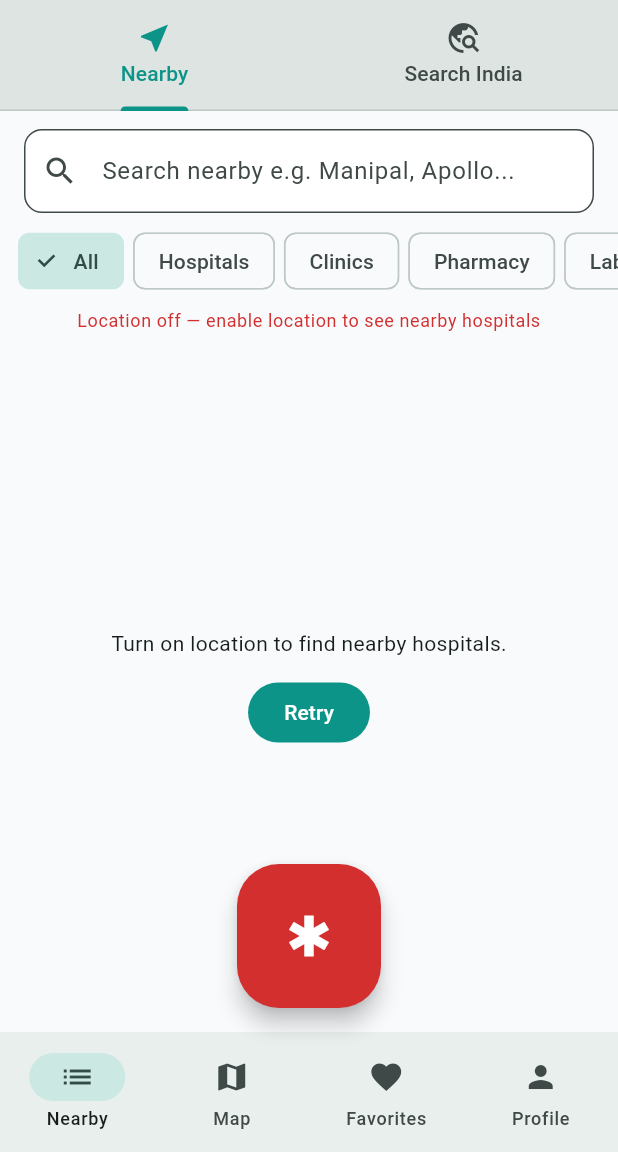
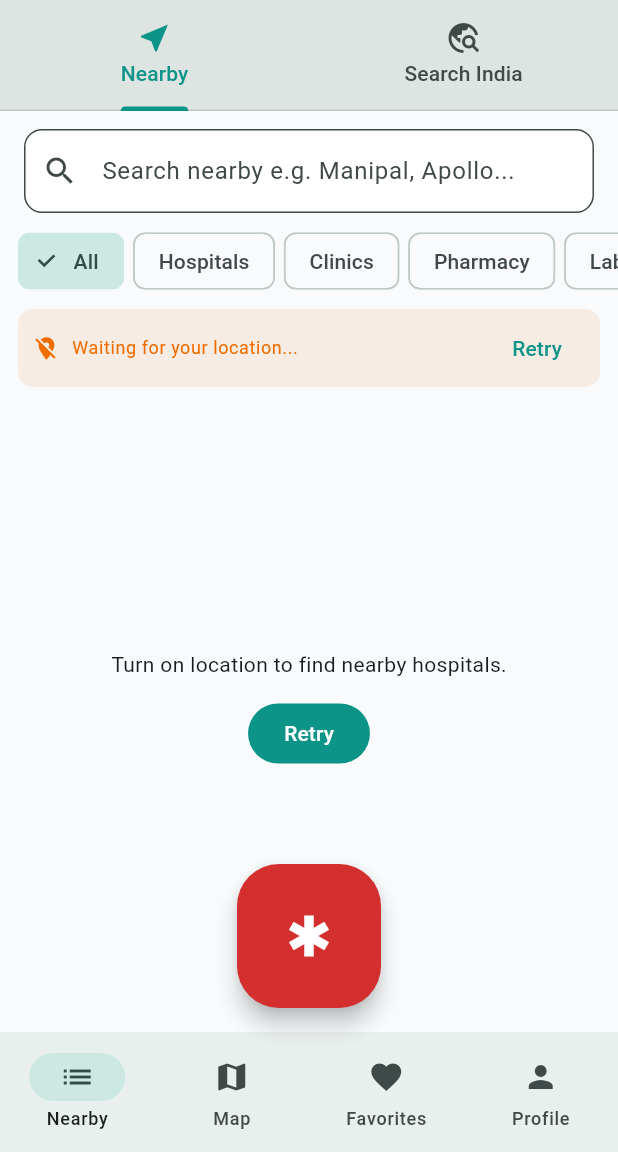
Before and after one commit to HARSHPARMAR1281/carefind, a Flutter app: the screen it shows after launch, after a tap on "Sign In", after a tap on "Continue as Guest", on a phone screen of 412 x 824 dp, the part 84-1236 px from its top. Run offline on Flutter 3.47's test engine with Material 3 defaults, Android fonts, the phone set to English and light mode, and no system bars; our stand-ins replace connectivity_plus, flutter_map, geolocator, latlong2, shared_preferences, sqflite and 1 more; accounts and stored records are empty.

Commit message:
Fix location permission prompt and make Nearby results visibly location-based
- Permission: use Geolocator as the single source of truth; the splash
  screen shows the system "Allow location?" dialog, and if that is not
  possible explains why (permission blocked / GPS off) with a button that
  opens the right settings screen. The follow-up request is awaited so it
  cannot collide with the app's own location request
- Nearby tab: a status line always shows which location the list is based
  on (live GPS / last known) with Allow / Open settings / Turn on / Retry
  buttons when location is unavailable
- Nearby list: "Nearest" (default) / "Top ranked" toggle; header shows the
  search radius that was used
- Returning to the app without a live fix always searches again (e.g. after
  allowing location in settings)
- Guard the location step so a failed permission request cannot leave the
  list loading forever

Co-Authored-By: Claude Sonnet 5.5 <noreply@anthropic.com>
Claude-Session: https://claude.ai/code/session_01DSFjyCFXF83zhFCEhAMRpq

```diff
--- a/lib/core/utils/permission_utils.dart
+++ b/lib/core/utils/permission_utils.dart
@@ -1,13 +1,50 @@
 import 'package:geolocator/geolocator.dart';
-import 'package:permission_handler/permission_handler.dart';
+
+/// Why location is, or is not, available right now.
+enum LocationAccess {
+  /// Permission given and GPS is on.
+  granted,
+
+  /// Permission not given yet (or refused once); the system dialog can still
+  /// be shown.
+  denied,
+
+  /// Refused with "don't ask again"; only the app settings can change it.
+  deniedForever,
+
+  /// Permission is fine but the phone's location/GPS switch is off.
+  serviceOff,
+}
 
 class PermissionUtils {
+  /// Current state, without showing any dialog.
+  static Future<LocationAccess> locationAccess() async {
+    final permission = await Geolocator.checkPermission();
+    if (permission == LocationPermission.deniedForever) {
+      return LocationAccess.deniedForever;
+    }
+    if (permission == LocationPermission.denied ||
+        permission == LocationPermission.unableToDetermine) {
+      return LocationAccess.denied;
+    }
+    final serviceOn = await Geolocator.isLocationServiceEnabled();
+    return serviceOn ? LocationAccess.granted : LocationAccess.serviceOff;
+  }
+
+  /// Shows the system "Allow location?" dialog if permission is still
+  /// undecided, then reports the resulting state.
+  static Future<LocationAccess> requestLocationAccess() async {
+    final permission = await Geolocator.checkPermission();
+    if (permission == LocationPermission.denied) {
+      await Geolocator.requestPermission();
+    }
+    return locationAccess();
+  }
+
   static Future<bool> requestLocationPermission() async {
-    final status = await Permission.locationWhenInUse.request();
-    if (status.isGranted) return true;
-    final permission = await Geolocator.checkPermission();
-    return permission == LocationPermission.always ||
-        permission == LocationPermission.whileInUse;
+    final access = await requestLocationAccess();
+    return access == LocationAccess.granted ||
+        access == LocationAccess.serviceOff;
   }
 
   static Future<bool> isLocationGranted() async {
--- a/lib/providers/hospital_provider.dart
+++ b/lib/providers/hospital_provider.dart
@@ -6,6 +6,7 @@ import 'package:geolocator/geolocator.dart';
 import '../config/app_config.dart';
 import '../core/utils/location_storage.dart';
 import '../core/utils/location_utils.dart';
+import '../core/utils/permission_utils.dart';
 import '../data/models/hospital.dart';
 import '../data/models/map_mode.dart';
 import '../data/models/nearby_filters.dart';
@@ -40,6 +41,8 @@ class HospitalProvider extends ChangeNotifier {
   NearbyFilters _nearbyFilters = const NearbyFilters();
   MapDisplayState _mapState = const MapDisplayState();
   bool _openMapTabRequest = false;
+  LocationAccess _locationAccess = LocationAccess.granted;
+  bool _sortNearestFirst = true;
   DateTime? _lastRefreshAt;
   static const _staleAfter = Duration(minutes: 5);
 
@@ -64,6 +67,8 @@ class HospitalProvider extends ChangeNotifier {
   MapDisplayState get mapState => _mapState;
   bool get isDemoMode => AppConfig.demoMode;
   bool get openMapTabRequest => _openMapTabRequest;
+  LocationAccess get locationAccess => _locationAccess;
+  bool get sortNearestFirst => _sortNearestFirst;
 
   /// Nearby list ranked by prominence (famous / large hospitals first).
   List<Hospital> get prominentNearby =>
@@ -94,12 +99,36 @@ class HospitalProvider extends ChangeNotifier {
   /// network search if the list was refreshed recently.
   Future<void> refreshNearbyIfStale() async {
     final last = _lastRefreshAt;
+    // Without a live fix (e.g. the user just came back from the settings
+    // screen after allowing location) always search again.
     if (last != null &&
         _nearbyPool.isNotEmpty &&
+        _locationLive &&
         DateTime.now().difference(last) < _staleAfter) {
       return;
     }
     await refreshNearby();
+  }
+
+  /// "Allow location" / "Turn on" button: shows the permission dialog, or opens
+  /// the right settings screen when Android will not show it any more.
+  Future<void> requestLocationAndRefresh() async {
+    final access = await PermissionUtils.requestLocationAccess();
+    if (access == LocationAccess.deniedForever) {
+      await LocationUtils.openAppSettings();
+      return;
+    }
+    if (access == LocationAccess.serviceOff) {
+      await LocationUtils.openLocationSettings();
+      return;
+    }
+    await refreshNearby();
+  }
+
+  void setSortNearestFirst(bool value) {
+    _sortNearestFirst = value;
+    _applyNearbyFilters();
+    notifyListeners();
   }
 
   Future<void> refreshNearby() async {
@@ -132,12 +161,22 @@ class HospitalProvider extends ChangeNotifier {
     }
 
     // 2. Fresh GPS fix (one attempt, with a time limit).
-    final live = await LocationUtils.getCurrentPosition();
+    Position? live;
+    try {
+      live = await LocationUtils.getCurrentPosition();
+    } catch (_) {
+      // e.g. another permission request is already on screen
+      live = null;
+    }
     if (live != null) {
       _position = live;
       _locationLive = true;
       _usingLastKnownLocation = false;
+      _locationAccess = LocationAccess.granted;
     } else {
+      try {
+        _locationAccess = await PermissionUtils.locationAccess();
+      } catch (_) {}
       // getCurrentPosition already tried (and failed), so use the phone's
       // last-known fix, then the app's saved one, instead of waiting for a
       // second GPS attempt.
@@ -174,7 +213,13 @@ class HospitalProvider extends ChangeNotifier {
   }
 
   void _applyNearbyFilters() {
-    _nearby = _hospitalRepo.applyFilters(_nearbyPool, _nearbyFilters);
+    final filtered = _hospitalRepo.applyFilters(_nearbyPool, _nearbyFilters);
+    if (_sortNearestFirst) {
+      // Closest first. The pool itself stays in "top ranked" order.
+      filtered.sort((a, b) => (a.distanceKm ?? double.infinity)
+          .compareTo(b.distanceKm ?? double.infinity));
+    }
+    _nearby = filtered;
   }
 
   void updateSearchPrefix(String prefix) {
--- a/lib/screens/splash_screen.dart
+++ b/lib/screens/splash_screen.dart
@@ -26,46 +26,56 @@ class _SplashScreenState extends State<SplashScreen> {
   }
 
   Future<void> _ensureLocationEnabled() async {
-    await PermissionUtils.requestLocationPermission();
+    // Shows the system "Allow location?" dialog the first time.
+    final access = await PermissionUtils.requestLocationAccess();
+    if (access == LocationAccess.granted || !mounted) return;
 
-    var granted = await PermissionUtils.isLocationGranted();
-    var serviceOn = await LocationUtils.isLocationServiceEnabled();
+    final String message;
+    final String action;
+    if (access == LocationAccess.serviceOff) {
+      message = 'Location (GPS) is turned off. Turn it on to see hospitals '
+          'near you.';
+      action = 'Turn on location';
+    } else if (access == LocationAccess.deniedForever) {
+      message = 'Location permission is blocked for CareFind. Allow it in '
+          'app settings to see hospitals near you.';
+      action = 'Open settings';
+    } else {
+      message = 'CareFind needs your location to show nearby hospitals.';
+      action = 'Allow location';
+    }
 
-    if (granted && serviceOn) return;
-
-    if (!mounted) return;
-
-    await showDialog<void>(
+    final proceed = await showDialog<bool>(
       context: context,
       barrierDismissible: false,
       builder: (ctx) => AlertDialog(
         icon: const Icon(Icons.location_off, size: 40),
         title: const Text('Location required'),
-        content: const Text(
-          'CareFind needs your location to show nearby hospitals. '
-          'Please turn on location services and allow location access.',
-        ),
+        content: Text(message),
         actions: [
           TextButton(
-            onPressed: () => Navigator.pop(ctx),
+            onPressed: () => Navigator.pop(ctx, false),
             child: const Text('Continue anyway'),
           ),
           FilledButton(
-            onPressed: () async {
-              Navigator.pop(ctx);
-              if (!await LocationUtils.isLocationServiceEnabled()) {
-                await LocationUtils.openLocationSettings();
-              } else {
-                await LocationUtils.openAppSettings();
-              }
-            },
-            child: const Text('Open settings'),
+            onPressed: () => Navigator.pop(ctx, true),
+            child: Text(action),
           ),
         ],
       ),
     );
 
-    await PermissionUtils.requestLocationPermission();
+    if (proceed != true) return;
+
+    // Done after the dialog has closed, and awaited, so the app does not start
+    // its own location request while the system permission dialog is open.
+    if (access == LocationAccess.serviceOff) {
+      await LocationUtils.openLocationSettings();
+    } else if (access == LocationAccess.deniedForever) {
+      await LocationUtils.openAppSettings();
+    } else {
+      await PermissionUtils.requestLocationAccess();
+    }
   }
 
   Future<void> _bootstrap() async {
--- a/lib/widgets/nearby_tab.dart
+++ b/lib/widgets/nearby_tab.dart
@@ -1,6 +1,7 @@
 import 'package:flutter/material.dart';
 import 'package:provider/provider.dart';
 
+import '../core/utils/permission_utils.dart';
 import '../data/models/hospital.dart';
 import '../data/models/nearby_filters.dart';
 import '../providers/auth_provider.dart';
@@ -121,38 +122,36 @@ class _NearbyListPanelState extends State<_NearbyListPanel> {
               ),
             ),
             _FilterBar(provider: provider),
-            if (!provider.locationLive && provider.usingLastKnownLocation)
-              Padding(
-                padding: const EdgeInsets.all(8),
-                child: Text(
-                  'Using last known location — turn on GPS for live results',
-                  style: Theme.of(context).textTheme.bodySmall?.copyWith(
-                        color: Colors.orange.shade800,
-                      ),
-                  textAlign: TextAlign.center,
-                ),
-              )
-            else if (!provider.locationLive && provider.position == null)
-              Padding(
-                padding: const EdgeInsets.all(8),
-                child: Text(
-                  'Location off — enable location to see nearby hospitals',
-                  style: Theme.of(context).textTheme.bodySmall?.copyWith(
-                        color: Colors.red.shade700,
-                      ),
-                  textAlign: TextAlign.center,
-                ),
-              ),
+            _LocationStatus(provider: provider),
             if (provider.loadingNearby && provider.nearby.isNotEmpty)
               const LinearProgressIndicator(minHeight: 2),
-            if (!provider.loadingNearby && provider.nearbyPool.isNotEmpty)
+            if (provider.nearbyPool.isNotEmpty)
               Padding(
-                padding: const EdgeInsets.symmetric(horizontal: 16, vertical: 6),
-                child: Text(
-                  '${provider.nearby.length} hospitals & facilities'
-                      '${provider.nearbyFilters.hasActiveFilters ? ' (filtered)' : ''}'
-                      ' — major hospitals ranked first',
-                  style: Theme.of(context).textTheme.bodySmall,
+                padding: const EdgeInsets.fromLTRB(16, 6, 8, 0),
+                child: Row(
+                  children: [
+                    Expanded(
+                      child: Text(
+                        '${provider.nearby.length} facilities'
+                        '${provider.nearbyFilters.hasActiveFilters ? ' (filtered)' : ''}'
+                        ' within ${provider.nearbyRadiusKm.round()} km',
+                        style: Theme.of(context).textTheme.bodySmall,
+                      ),
+                    ),
+                    SegmentedButton<bool>(
+                      showSelectedIcon: false,
+                      style: const ButtonStyle(
+                        visualDensity: VisualDensity.compact,
+                      ),
+                      segments: const [
+                        ButtonSegment(value: true, label: Text('Nearest')),
+                        ButtonSegment(value: false, label: Text('Top ranked')),
+                      ],
+                      selected: {provider.sortNearestFirst},
+                      onSelectionChanged: (s) =>
+                          provider.setSortNearestFirst(s.first),
+                    ),
+                  ],
                 ),
               ),
             Expanded(
@@ -212,6 +211,87 @@ class _NearbyListPanelState extends State<_NearbyListPanel> {
           ],
         );
       },
+    );
+  }
+}
+
+/// One line that always says which location the list is based on, with a
+/// button to fix it when location is not available.
+class _LocationStatus extends StatelessWidget {
+  const _LocationStatus({required this.provider});
+
+  final HospitalProvider provider;
+
+  @override
+  Widget build(BuildContext context) {
+    final pos = provider.position;
+    final coords = pos == null
+        ? ''
+        : '${pos.latitude.toStringAsFixed(4)}, ${pos.longitude.toStringAsFixed(4)}';
+    final access = provider.locationAccess;
+
+    IconData icon = Icons.location_off;
+    Color color = Colors.orange.shade800;
+    String text;
+    String? actionLabel;
+    VoidCallback? onAction;
+
+    if (provider.locationLive) {
+      icon = Icons.my_location;
+      color = Colors.green.shade800;
+      text = 'Using your live location ($coords)';
+    } else if (access == LocationAccess.denied) {
+      color = Colors.red.shade700;
+      text = 'Location permission is needed to find hospitals near you.';
+      actionLabel = 'Allow';
+      onAction = provider.requestLocationAndRefresh;
+    } else if (access == LocationAccess.deniedForever) {
+      color = Colors.red.shade700;
+      text = 'Location permission is blocked for CareFind.';
+      actionLabel = 'Open settings';
+      onAction = provider.requestLocationAndRefresh;
+    } else if (access == LocationAccess.serviceOff) {
+      color = Colors.red.shade700;
+      text = 'Location (GPS) is turned off on this phone.';
+      actionLabel = 'Turn on';
+      onAction = provider.requestLocationAndRefresh;
+    } else if (provider.usingLastKnownLocation) {
+      text = 'No fresh GPS fix - showing results near your last known '
+          'location ($coords).';
+      actionLabel = 'Retry';
+      onAction = provider.refreshNearby;
+    } else if (provider.loadingNearby) {
+      return const SizedBox.shrink();
+    } else {
+      text = 'Waiting for your location...';
+      actionLabel = 'Retry';
+      onAction = provider.refreshNearby;
+    }
+
+    return Container(
+      margin: const EdgeInsets.fromLTRB(12, 8, 12, 0),
+      padding: const EdgeInsets.symmetric(horizontal: 10, vertical: 2),
+      decoration: BoxDecoration(
+        color: color.withValues(alpha: 0.10),
+        borderRadius: BorderRadius.circular(10),
+      ),
+      child: Row(
+        children: [
+          Icon(icon, size: 18, color: color),
+          const SizedBox(width: 8),
+          Expanded(
+            child: Text(
+              text,
+              style: Theme.of(context)
+                  .textTheme
+                  .bodySmall
+                  ?.copyWith(color: color),
+            ),
+          ),
+          if (actionLabel != null)
+            TextButton(onPressed: onAction, child: Text(actionLabel)),
+        ],
+      ),
     );
   }
 }
```
